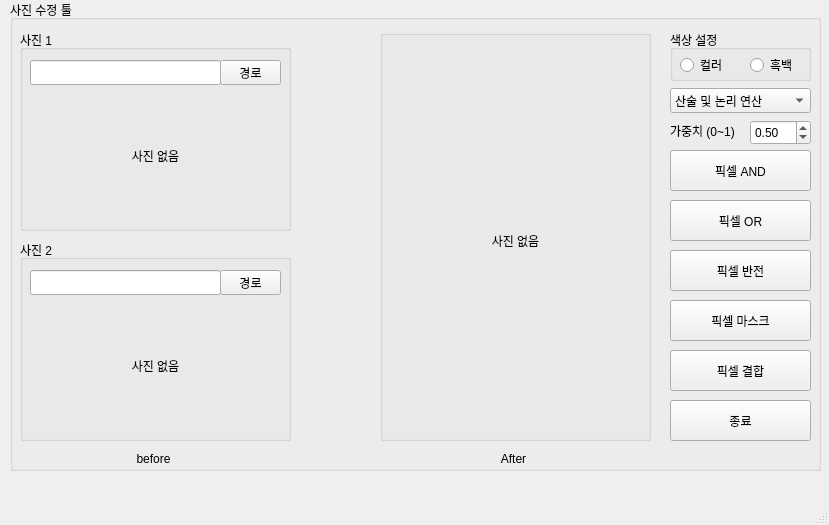
The window that Main.ui (ryujunhyeong/AI_v1) describes before a commit, drawn with Qt 5.
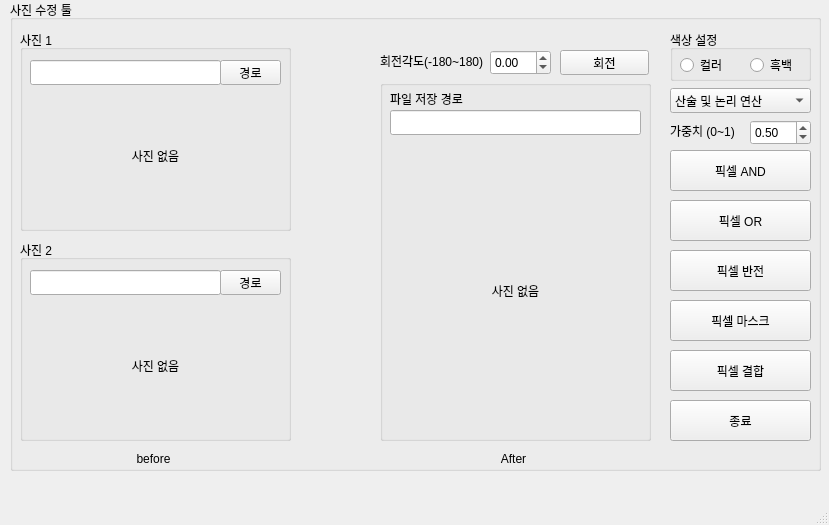
The same window after the commit. Icons and pictures are not drawn.

What changed in the file:
```diff
--- a/Main.ui
+++ b/Main.ui
@@ -194,9 +194,9 @@
      <property name="geometry">
       <rect>
        <x>370</x>
-       <y>30</y>
+       <y>80</y>
        <width>271</width>
-       <height>411</height>
+       <height>361</height>
       </rect>
      </property>
      <property name="title">
@@ -221,6 +221,29 @@
        <set>Qt::AlignCenter</set>
       </property>
      </widget>
+     <widget class="QLabel" name="label_fin_path">
+      <property name="geometry">
+       <rect>
+        <x>10</x>
+        <y>10</y>
+        <width>91</width>
+        <height>17</height>
+       </rect>
+      </property>
+      <property name="text">
+       <string>파일 저장 경로</string>
+      </property>
+     </widget>
+     <widget class="QLineEdit" name="lineEdit_fin_path">
+      <property name="geometry">
+       <rect>
+        <x>10</x>
+        <y>30</y>
+        <width>251</width>
+        <height>25</height>
+       </rect>
+      </property>
+     </widget>
     </widget>
     <widget class="QGroupBox" name="groupBox_2">
      <property name="geometry">
@@ -399,6 +422,54 @@
       <string>픽셀 반전</string>
      </property>
     </widget>
+    <widget class="QLabel" name="label_5">
+     <property name="geometry">
+      <rect>
+       <x>370</x>
+       <y>50</y>
+       <width>111</width>
+       <height>21</height>
+      </rect>
+     </property>
+     <property name="text">
+      <string>회전각도(-180~180)</string>
+     </property>
+    </widget>
+    <widget class="QDoubleSpinBox" name="doubleSpinBox_trans">
+     <property name="geometry">
+      <rect>
+       <x>480</x>
+       <y>50</y>
+       <width>61</width>
+       <height>25</height>
+      </rect>
+     </property>
+     <property name="minimum">
+      <double>-180.000000000000000</double>
+     </property>
+     <property name="maximum">
+      <double>360.000000000000000</double>
+     </property>
+     <property name="singleStep">
+      <double>2.000000000000000</double>
+     </property>
+     <property name="value">
+      <double>0.000000000000000</double>
+     </property>
+    </widget>
+    <widget class="QPushButton" name="pushButton_trans">
+     <property name="geometry">
+      <rect>
+       <x>550</x>
+       <y>50</y>
+       <width>89</width>
+       <height>25</height>
+      </rect>
+     </property>
+     <property name="text">
+      <string>회전</string>
+     </property>
+    </widget>
    </widget>
   </widget>
   <widget class="QMenuBar" name="menubar">
```
